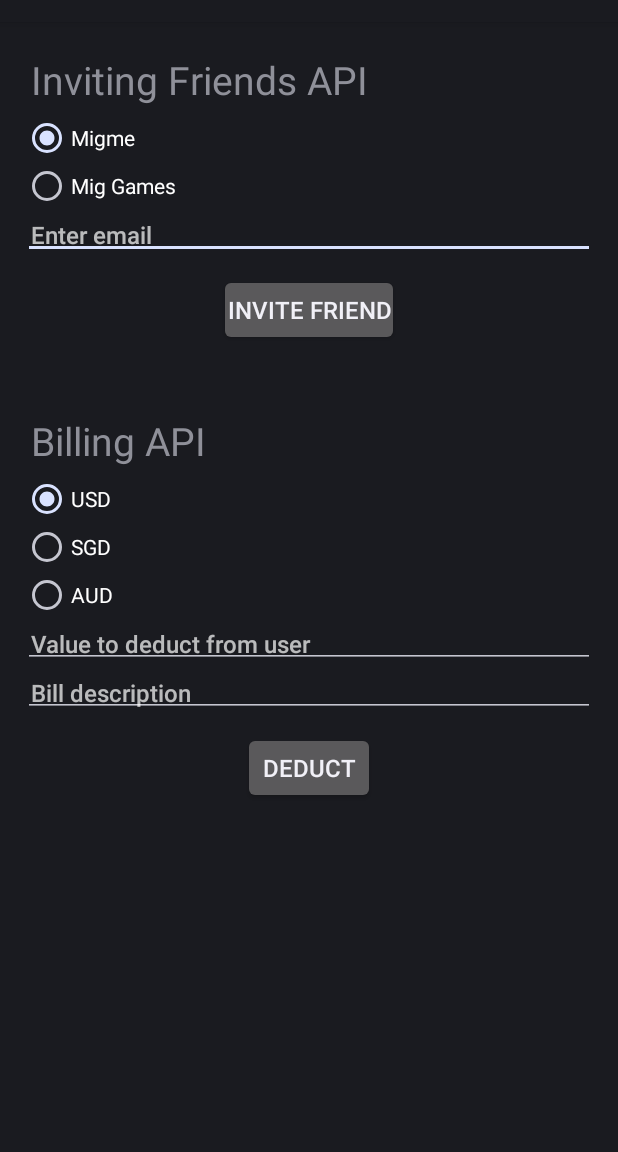
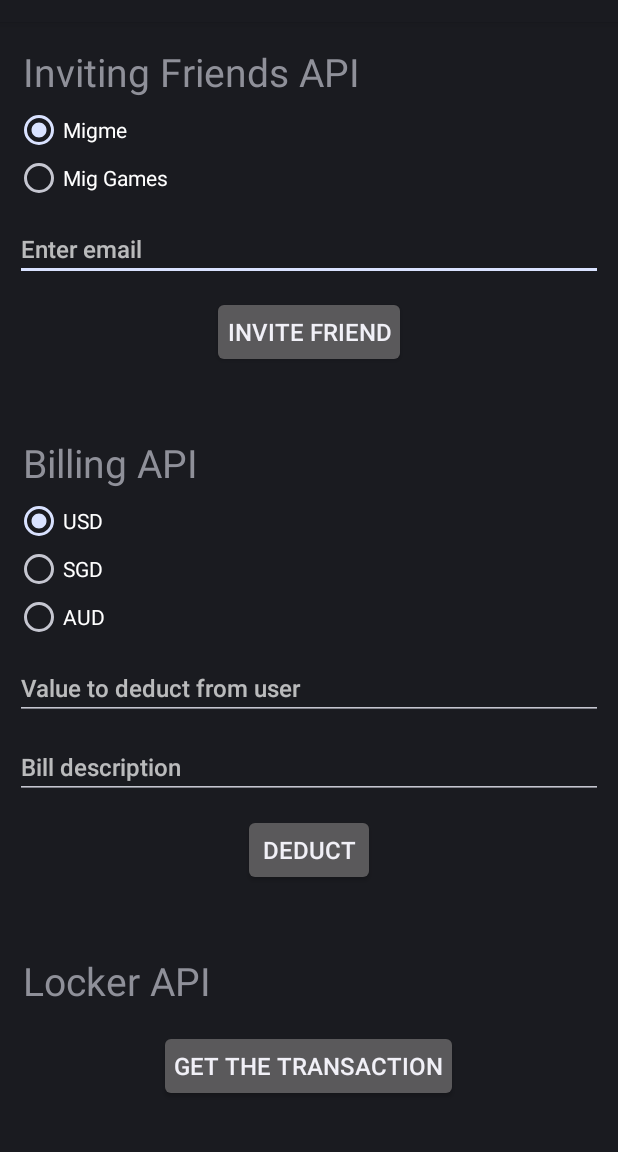
Before and after one commit to SeanChuangMig/migCats, an Android app: the layout fragment_other.xml on its own in the app's theme, with its tools: preview values and no code run, on a phone screen of 412 x 824 dp, the part 62-1214 px from its top. Run offline under Robolectric (Android 15) with nearby library versions, the phone set to English and light mode, and no system bars.

Commit message:
Add locker api UI fine tune

```diff
--- a/app/src/main/java/sample/com/cats/FriendFragment.java
+++ b/app/src/main/java/sample/com/cats/FriendFragment.java
@@ -29,6 +29,7 @@ import java.util.concurrent.Executors;
  */
 public class FriendFragment extends Fragment {
     private static final String TAG = "FriendFragment";
+    private static final String DEFAULT_NUMBER_OF_FRIEND = "10";
     private static final String INVITE_TO_MIGME = "6";
     private static final String INVITE_TO_MIGGAME = "14";
 
@@ -158,7 +159,9 @@ public class FriendFragment extends Fragment {
             String result = "";
             NetworkManager networkManager = new NetworkManager();
             try {
-                ServerResponse response = networkManager.getJsonData("https://mig.me/datasvc/API/user/friends?limit=10&offset=0", mToken.trim());
+                ServerResponse response = networkManager
+                        .getJsonData("https://mig.me/datasvc/API/user/friends?limit=" + DEFAULT_NUMBER_OF_FRIEND + "&offset=0"
+                                , mToken.trim());
                 if (response.getStatusCode() == HttpStatus.SC_OK) {
                     Log.d(TAG, "OK");
                     Log.d(TAG, response.getJsonObj().toString());
--- a/app/src/main/res/layout/fragment_other.xml
+++ b/app/src/main/res/layout/fragment_other.xml
@@ -3,12 +3,12 @@
             android:layout_width="match_parent"
             android:layout_height="match_parent"
             android:orientation="vertical"
-            android:padding="15dp">
+            android:padding="10dp">
 
     <LinearLayout
         android:layout_width="match_parent"
-        android:orientation="vertical"
-        android:layout_height="wrap_content">
+        android:layout_height="wrap_content"
+        android:orientation="vertical">
 
         <TextView
             android:layout_width="match_parent"
@@ -42,8 +42,8 @@
             android:id="@+id/mail_EditText"
             android:layout_width="match_parent"
             android:layout_height="wrap_content"
+            android:layout_marginTop="10dp"
             android:hint="Enter email"
-            android:padding="5dp"
             android:textSize="16dp"/>
 
         <Button
@@ -52,7 +52,7 @@
             android:layout_height="wrap_content"
             android:layout_gravity="center_horizontal"
             android:layout_margin="10dp"
-            android:padding="5dp"
+            android:padding="10dp"
             android:text="Invite friend"
             android:textSize="16dp"/>
 
@@ -97,8 +97,8 @@
             android:id="@+id/billing_EditText"
             android:layout_width="match_parent"
             android:layout_height="wrap_content"
+            android:layout_marginTop="10dp"
             android:hint="Value to deduct from user"
-            android:padding="5dp"
             android:singleLine="true"
             android:textSize="16dp"/>
 
@@ -106,8 +106,8 @@
             android:id="@+id/description_EditText"
             android:layout_width="match_parent"
             android:layout_height="wrap_content"
+            android:layout_marginTop="10dp"
             android:hint="Bill description"
-            android:padding="5dp"
             android:singleLine="true"
             android:textSize="16dp"/>
 
@@ -117,9 +117,28 @@
             android:layout_height="wrap_content"
             android:layout_gravity="center_horizontal"
             android:layout_margin="10dp"
-            android:padding="5dp"
+            android:padding="10dp"
             android:text="Deduct"
             android:textSize="16dp"/>
+
+        <TextView
+            android:layout_width="match_parent"
+            android:layout_height="wrap_content"
+            android:layout_marginTop="30dp"
+            android:padding="5dp"
+            android:text="Locker API"
+            android:textSize="26dp"/>
+
+        <Button
+            android:id="@+id/locker_Button"
+            android:layout_width="wrap_content"
+            android:layout_height="wrap_content"
+            android:layout_gravity="center_horizontal"
+            android:layout_margin="10dp"
+            android:padding="10dp"
+            android:text="Get the transaction"
+            android:textSize="16dp"/>
+
     </LinearLayout>
 
 </ScrollView>
```
Also changed, not shown: app/src/main/java/sample/com/cats/OtherFragment.java (+43 -3 lines), app/src/main/res/layout/activity_login.xml (+1 -8 lines), app/src/main/res/layout/fragment_profile.xml (+9 -8 lines), 2 other files.
